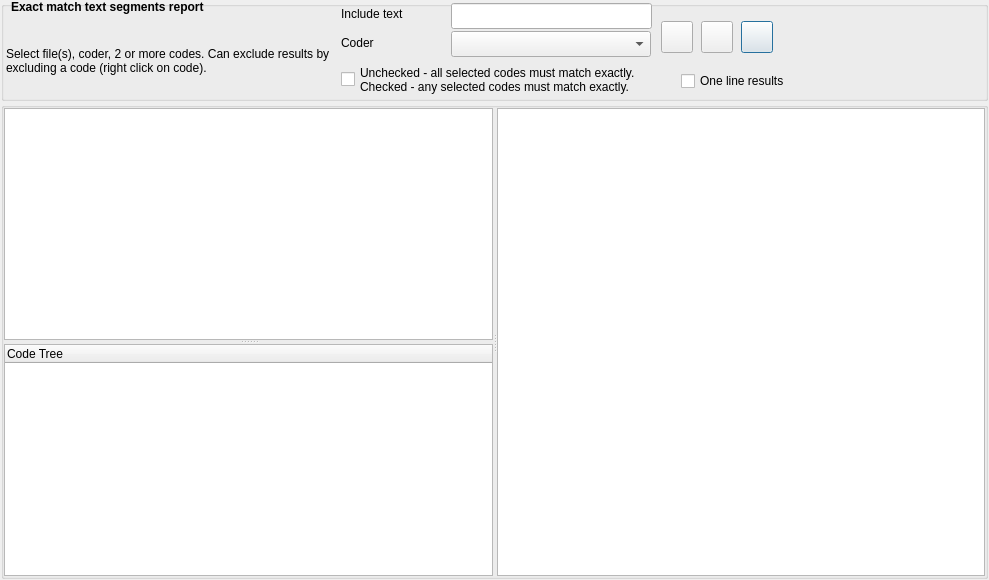
This is src/GUI_UIs/ui_report_matching_segments.ui in ccbogel/QualCoder as Qt 5 draws it before an edit. The edited form follows.
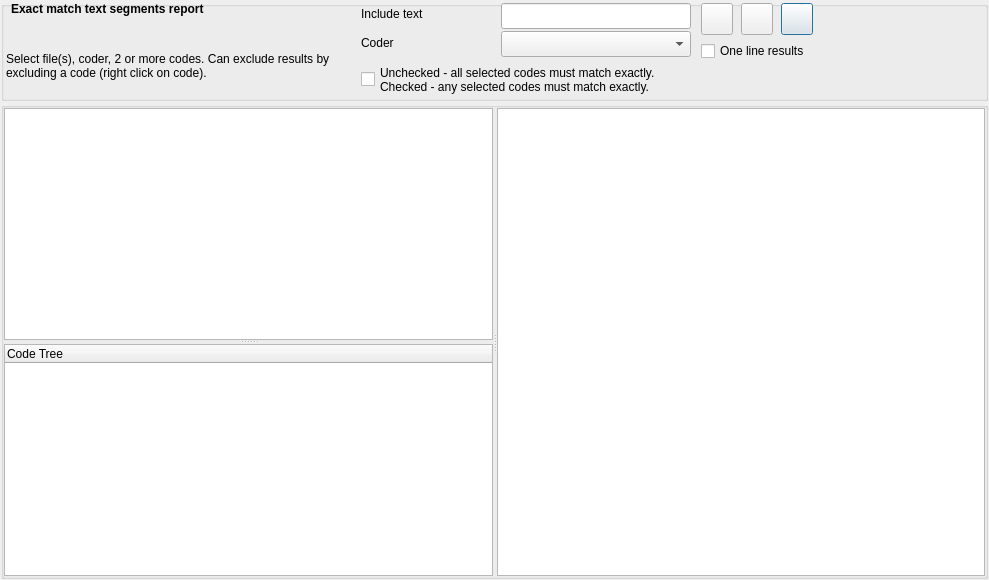
This is the edited form.

Commit message: adjust widget pos

The edit to the form file:
```diff
--- a/src/GUI_UIs/ui_report_matching_segments.ui
+++ b/src/GUI_UIs/ui_report_matching_segments.ui
@@ -58,9 +58,9 @@
      <widget class="QComboBox" name="comboBox_coders">
       <property name="geometry">
        <rect>
-        <x>450</x>
+        <x>500</x>
         <y>30</y>
-        <width>200</width>
+        <width>190</width>
         <height>26</height>
        </rect>
       </property>
@@ -72,9 +72,9 @@
       <property name="geometry">
        <rect>
         <x>10</x>
-        <y>-1</y>
+        <y>1</y>
         <width>291</width>
-        <height>31</height>
+        <height>26</height>
        </rect>
       </property>
       <property name="font">
@@ -99,9 +99,9 @@
      <widget class="QLabel" name="label_coder">
       <property name="geometry">
        <rect>
-        <x>340</x>
+        <x>360</x>
         <y>28</y>
-        <width>109</width>
+        <width>131</width>
         <height>28</height>
        </rect>
       </property>
@@ -115,8 +115,8 @@
      <widget class="QPushButton" name="pushButton_export">
       <property name="geometry">
        <rect>
-        <x>740</x>
-        <y>20</y>
+        <x>780</x>
+        <y>2</y>
         <width>32</width>
         <height>32</height>
        </rect>
@@ -131,8 +131,8 @@
      <widget class="QPushButton" name="pushButton_run">
       <property name="geometry">
        <rect>
-        <x>700</x>
-        <y>20</y>
+        <x>740</x>
+        <y>2</y>
         <width>32</width>
         <height>32</height>
        </rect>
@@ -147,9 +147,9 @@
      <widget class="QLabel" name="label_include">
       <property name="geometry">
        <rect>
-        <x>340</x>
+        <x>360</x>
         <y>0</y>
-        <width>111</width>
+        <width>131</width>
         <height>26</height>
        </rect>
       </property>
@@ -163,9 +163,9 @@
      <widget class="QLineEdit" name="lineEdit_include">
       <property name="geometry">
        <rect>
-        <x>450</x>
+        <x>500</x>
         <y>2</y>
-        <width>201</width>
+        <width>190</width>
         <height>26</height>
        </rect>
       </property>
@@ -174,8 +174,8 @@
       <property name="geometry">
        <rect>
         <x>5</x>
-        <y>24</y>
-        <width>331</width>
+        <y>29</y>
+        <width>341</width>
         <height>71</height>
        </rect>
       </property>
@@ -189,7 +189,7 @@
      <widget class="QCheckBox" name="checkBox_any_matches">
       <property name="geometry">
        <rect>
-        <x>340</x>
+        <x>360</x>
         <y>63</y>
         <width>621</width>
         <height>31</height>
@@ -203,8 +203,8 @@
      <widget class="QCheckBox" name="checkBox_one_line">
       <property name="geometry">
        <rect>
-        <x>680</x>
-        <y>70</y>
+        <x>700</x>
+        <y>40</y>
         <width>211</width>
         <height>20</height>
        </rect>
@@ -219,8 +219,8 @@
      <widget class="QPushButton" name="pushButton_file_filter">
       <property name="geometry">
        <rect>
-        <x>660</x>
-        <y>20</y>
+        <x>700</x>
+        <y>2</y>
         <width>32</width>
         <height>32</height>
        </rect>
```
Left out of the diff: 8 changed lines with no effect on the pictures.
